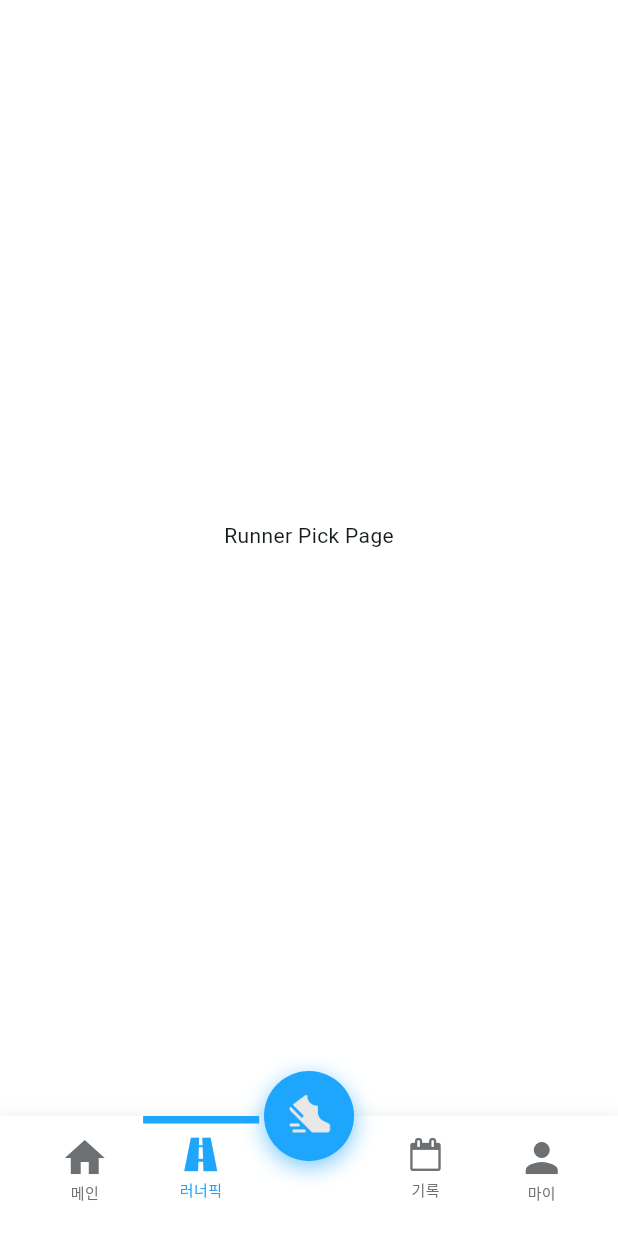
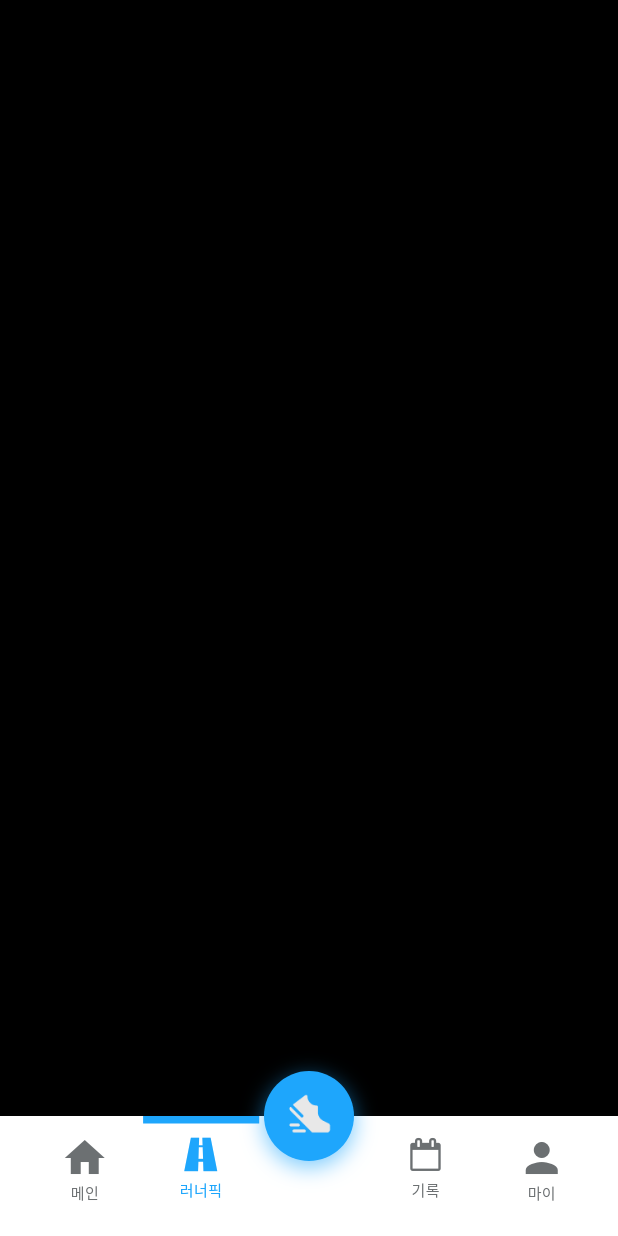
Before and after one commit to SSAFY-RunnerWay/RunnerWay, a Flutter app: the MainView screen opened by its route, after a tap on "러너픽", on a phone screen of 412 x 824 dp. Run offline on Flutter 3.47's test engine with Material 3 defaults, Android fonts, the phone set to English and light mode, and no system bars; our stand-ins replace dio, flutter_dotenv, geolocator, get, google_maps_flutter, location; missing offline and left inert: baseflow_plugin_template, flutter_polyline_points; Roboto replaces fonts that are missing (Noto Sans KR); project files that could hold a hidden picture were left out.

Commit message:
feat: UnderBar 레이아웃 수정을 위해 BaseView 구현

```diff
--- /dev/null
+++ b/frontend/lib/views/base_view.dart
@@ -0,0 +1,29 @@
+import 'package:flutter/material.dart';
+import 'package:frontend/widgets/under_bar.dart';
+
+class BaseView extends StatelessWidget {
+  final Widget child; // 각 화면에서 전달할 위젯
+
+  BaseView({required this.child});
+
+  @override
+  Widget build(BuildContext context) {
+    return Scaffold(
+      body: Stack(
+        children: [
+          Positioned.fill(
+            child: child,
+          ),
+
+          // 하단바 (UnderBar)
+          Positioned(
+            bottom: 0,
+            left: 0,
+            right: 0,
+            child: UnderBar(),
+          ),
+        ],
+      ),
+    );
+  }
+}
--- a/frontend/lib/views/main/main_view.dart
+++ b/frontend/lib/views/main/main_view.dart
@@ -4,6 +4,7 @@ import 'package:frontend/widgets/search_condition.dart';
 import 'package:frontend/widgets/under_bar.dart';
 import 'package:get/get.dart';
 import '../../controllers/main_controller.dart';
+import '../base_view.dart';
 import 'widget/search_bar.dart';
 
 class MainView extends StatelessWidget {
@@ -11,16 +12,18 @@ class MainView extends StatelessWidget {
 
   @override
   Widget build(BuildContext context) {
-    return Scaffold(
-      body: Column(
+    return BaseView(
+      child: Column(
         children: [
           // SearchBar
           Container(
             padding: EdgeInsets.all(20),
-            child: Column(children: [
-              CourseSearchBar(),
-              SizedBox(height: 5),
-            ]),
+            child: Column(
+              children: [
+                CourseSearchBar(),
+                SizedBox(height: 5),
+              ],
+            ),
           ),
 
           // Runner들의 Pick
@@ -155,13 +158,14 @@ class MainView extends StatelessWidget {
                       },
                     ),
                   ),
+                  SizedBox(height: 50),
                 ],
               ),
             ),
           ),
         ],
       ),
-      bottomNavigationBar: UnderBar(),
+      // bottomNavigationBar: UnderBar(),
     );
   }
 }
--- a/frontend/lib/views/mypage/mypage-view.dart
+++ b/frontend/lib/views/mypage/mypage-view.dart
@@ -1,4 +1,5 @@
 import 'package:flutter/material.dart';
+import 'package:frontend/views/base_view.dart';
 import 'package:frontend/widgets/under_bar.dart';
 
 class MypageView extends StatelessWidget {
@@ -6,11 +7,10 @@ class MypageView extends StatelessWidget {
 
   @override
   Widget build(BuildContext context) {
-    return Scaffold(
-      body: Center(
+    return BaseView(
+      child: Center(
         child: Text('My Page'),
       ),
-      bottomNavigationBar: UnderBar(),
     );
   }
 }
--- a/frontend/lib/views/record/record_view.dart
+++ b/frontend/lib/views/record/record_view.dart
@@ -1,4 +1,5 @@
 import 'package:flutter/material.dart';
+import 'package:frontend/views/base_view.dart';
 import 'package:frontend/widgets/under_bar.dart';
 
 class RecordView extends StatelessWidget {
@@ -6,11 +7,10 @@ class RecordView extends StatelessWidget {
 
   @override
   Widget build(BuildContext context) {
-    return Scaffold(
-      body: Center(
+    return BaseView(
+      child: Center(
         child: Text('Record Page'),
       ),
-      bottomNavigationBar: UnderBar(),
     );
   }
 }
--- a/frontend/lib/views/runnerPick/runner_pick_view.dart
+++ b/frontend/lib/views/runnerPick/runner_pick_view.dart
@@ -1,16 +1,13 @@
 import 'package:flutter/material.dart';
-import 'package:frontend/widgets/under_bar.dart';
+import 'package:frontend/views/base_view.dart';
 
 class RunnerPickView extends StatelessWidget {
   const RunnerPickView({super.key});
 
   @override
   Widget build(BuildContext context) {
-    return Scaffold(
-      body: Center(
-        child: Text('Runner Pick Page'),
-      ),
-      bottomNavigationBar: UnderBar(),
+    return BaseView(
+      child: Container(color: Colors.black),
     );
   }
 }
--- a/frontend/lib/widgets/under_bar.dart
+++ b/frontend/lib/widgets/under_bar.dart
@@ -16,6 +16,7 @@ class UnderBar extends StatelessWidget {
     return Obx(() => Container(
           width: screenWidth,
           height: 110,
+          color: Colors.transparent,
           child: Stack(
             children: [
               // 네비게이션 바의 배경과 그림자
@@ -26,7 +27,7 @@ class UnderBar extends StatelessWidget {
                   width: screenWidth,
                   height: 80,
                   decoration: BoxDecoration(
-                    color: Colors.white,
+                    color: Colors.white, // 투명 배경 처리
                     boxShadow: [
                       BoxShadow(
                         color: Color(0x14141414),
@@ -173,7 +174,7 @@ class UnderBar extends StatelessWidget {
       child: Container(
         width: itemWidth,
         height: 56,
-        color: Colors.white, // 아이템 배경색
+        color: Colors.transparent, // 네비게이션 아이템의 배경을 투명하게 설정
         child: Column(
           mainAxisAlignment: MainAxisAlignment.center,
           children: [
```
